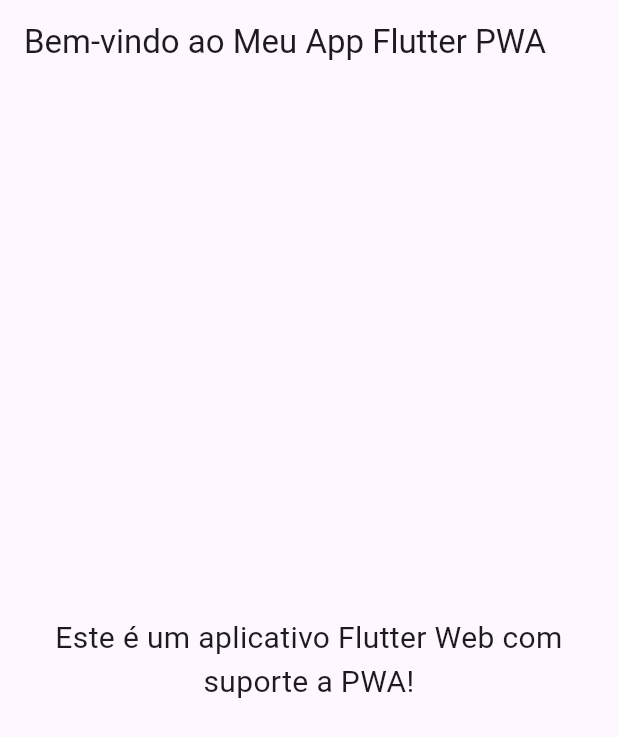
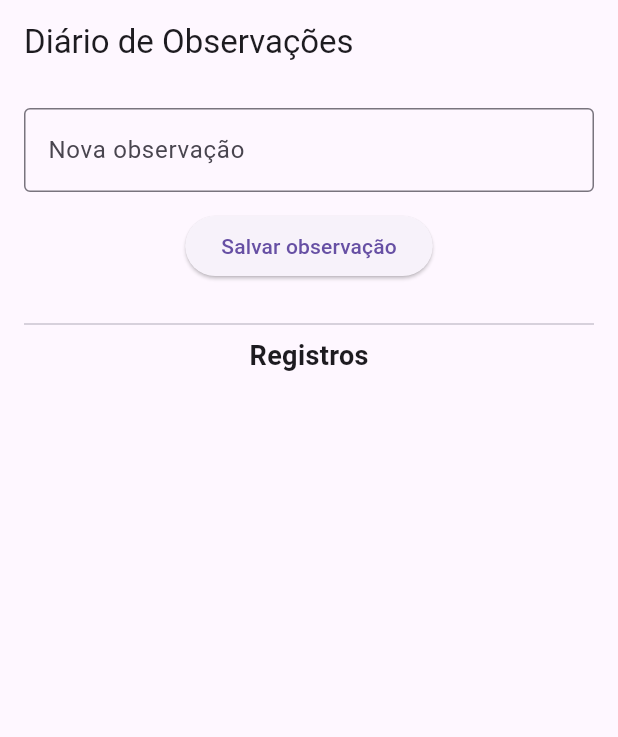
Before and after one commit to prof-ronny/projeto_19, a Flutter app: the screen it shows after launch, on a phone screen of 412 x 824 dp. Shown: the top 737 px of the screen. Run offline on Flutter 3.47's test engine with Material 3 defaults, Android fonts, the phone set to English and light mode, and no system bars.

Commit message:
Atualização do projeto

```diff
--- a/lib/main.dart
+++ b/lib/main.dart
@@ -1,23 +1,88 @@
 import 'package:flutter/material.dart';
 
 void main() {
-  runApp(MyApp());
+  runApp(const DiarioApp());
 }
 
-class MyApp extends StatelessWidget {
+class DiarioApp extends StatelessWidget {
+  const DiarioApp({super.key});
+
   @override
   Widget build(BuildContext context) {
     return MaterialApp(
-      title: 'Meu App Flutter PWA',
+      title: 'Diário Offline PWA',
       theme: ThemeData(primarySwatch: Colors.blue),
-      home: Scaffold(
-        appBar: AppBar(title: Text('Bem-vindo ao Meu App Flutter PWA')),
-        body: Center(
-          child: Text(
-            'Este é um aplicativo Flutter Web com suporte a PWA!',
-            style: TextStyle(fontSize: 20),
-            textAlign: TextAlign.center,
-          ),
+      home: const DiarioPage(),
+      debugShowCheckedModeBanner: false,
+    );
+  }
+}
+
+class DiarioPage extends StatefulWidget {
+  const DiarioPage({super.key});
+
+  @override
+  State<DiarioPage> createState() => _DiarioPageState();
+}
+
+class _DiarioPageState extends State<DiarioPage> {
+  final TextEditingController _controller = TextEditingController();
+  final List<String> _registros = [];
+
+  void _salvarObservacao() {
+    if (_controller.text.isEmpty) return;
+
+    final agora = DateTime.now();
+    setState(() {
+      _registros.insert(
+        0,
+        '${agora.day}/${agora.month}/${agora.year} '
+        '${agora.hour}:${agora.minute.toString().padLeft(2, '0')}'
+        ' - ${_controller.text}',
+      );
+      _controller.clear();
+    });
+  }
+
+  @override
+  Widget build(BuildContext context) {
+    return Scaffold(
+      appBar: AppBar(title: const Text('Diário de Observações')),
+      body: Padding(
+        padding: const EdgeInsets.all(16),
+        child: Column(
+          children: [
+            TextField(
+              controller: _controller,
+              decoration: const InputDecoration(
+                labelText: 'Nova observação',
+                border: OutlineInputBorder(),
+              ),
+            ),
+            const SizedBox(height: 12),
+            ElevatedButton(
+              onPressed: _salvarObservacao,
+              child: const Text('Salvar observação'),
+            ),
+            const SizedBox(height: 20),
+            const Divider(),
+            const Text(
+              'Registros',
+              style: TextStyle(fontSize: 18, fontWeight: FontWeight.bold),
+            ),
+            const SizedBox(height: 10),
+            Expanded(
+              child: ListView.builder(
+                itemCount: _registros.length,
+                itemBuilder: (context, index) {
+                  return ListTile(
+                    leading: const Icon(Icons.note),
+                    title: Text(_registros[index]),
+                  );
+                },
+              ),
+            ),
+          ],
         ),
       ),
     );
```
